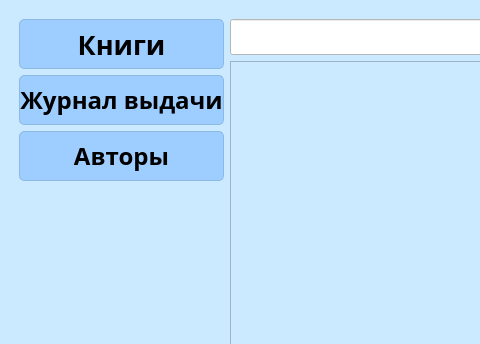
Before: the Qt Designer form main_wid.ui in HikyGM/Libr, drawn with Qt 5; both pictures show x 0 to 480 and y 0 to 344 of the 1000 by 700 pixel window.
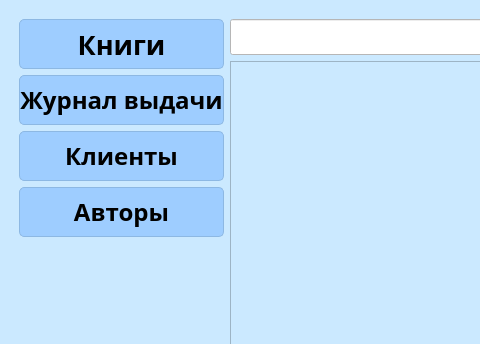
After: the same form once the commit is applied.

Diff of the .ui file:
```diff
--- a/main_wid.ui
+++ b/main_wid.ui
@@ -120,6 +120,35 @@
             </property>
            </widget>
           </item>
+          <item>
+           <widget class="QPushButton" name="btn_clients">
+            <property name="minimumSize">
+             <size>
+              <width>150</width>
+              <height>50</height>
+             </size>
+            </property>
+            <property name="font">
+             <font>
+              <family>Myriad Pro</family>
+              <pointsize>18</pointsize>
+              <weight>75</weight>
+              <bold>true</bold>
+             </font>
+            </property>
+            <property name="cursor">
+             <cursorShape>PointingHandCursor</cursorShape>
+            </property>
+            <property name="styleSheet">
+             <string notr="true">background-color: rgb(158, 205, 255);
+border: 1px solid rgb(141, 184, 227);
+border-radius: 5;</string>
+            </property>
+            <property name="text">
+             <string>Клиенты</string>
+            </property>
+           </widget>
+          </item>
           <item>
            <widget class="QPushButton" name="btn_author">
             <property name="minimumSize">
```
Left out of the diff: 2 changed lines with no effect on the pictures.
